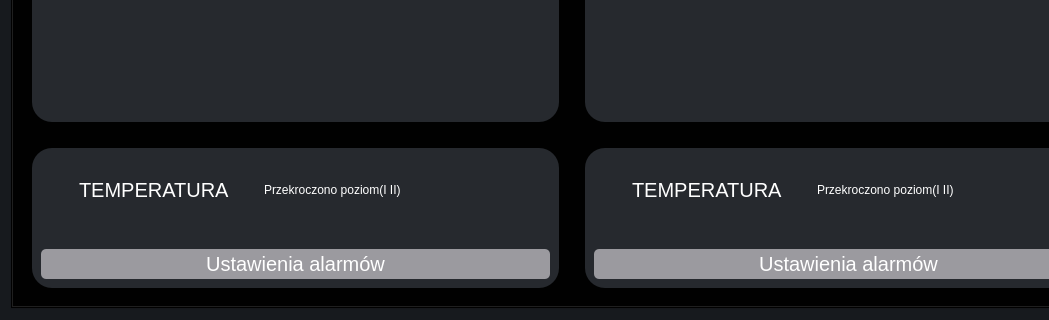
Qt form wizualizacja_silosow/aplikacja_qt/ui/Main_window.ui (PartyKusZ/wizualizacja_danych_sensorycznych) before a commit; both pictures show x 0 to 1049 and y 370 to 690 of the 1144 by 690 pixel window.
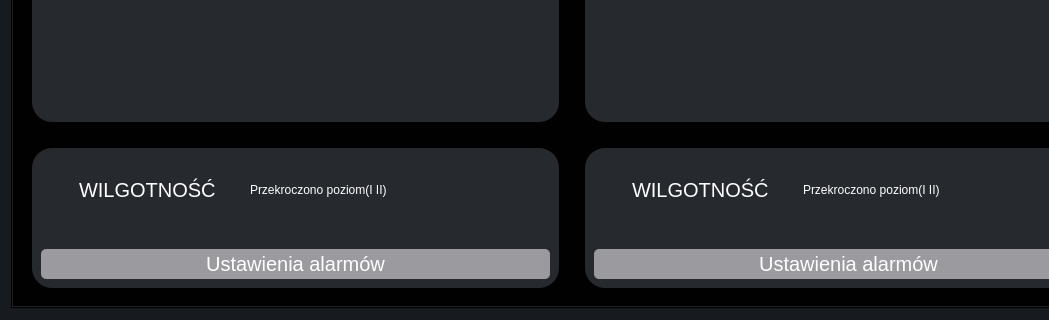
The same form after that commit. Icons and pictures are not drawn. Custom widgets are drawn as their Qt base class.

Commit message: 1. napisanie Ui i backendu dla zakładki wilgotność 2. Zmiania sposobu zarządzania okienkkiem od alarmów, wrptwadzono klasę 	abstrakcyjna i pochodną, obiekty okieniek nie są juz tworzone w main_widnow 	tylko w odpowienich klasach backendowych.

Patch:
```diff
--- a/wizualizacja_silosow/aplikacja_qt/ui/Main_window.ui
+++ b/wizualizacja_silosow/aplikacja_qt/ui/Main_window.ui
@@ -1482,7 +1482,7 @@
              </font>
             </property>
             <property name="text">
-             <string>TEMPERATURA</string>
+             <string>WILGOTNOŚĆ</string>
             </property>
            </widget>
           </item>
@@ -1618,7 +1618,7 @@
              </font>
             </property>
             <property name="text">
-             <string>TEMPERATURA</string>
+             <string>WILGOTNOŚĆ</string>
             </property>
            </widget>
           </item>
```
The commit also changes 20 other files.
